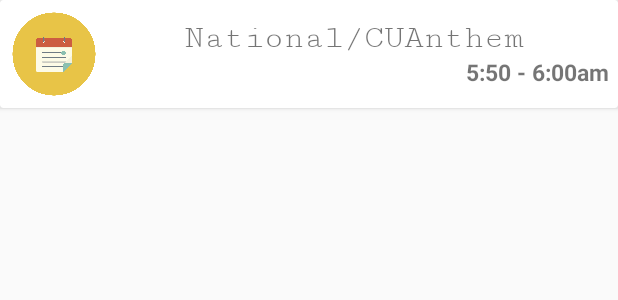
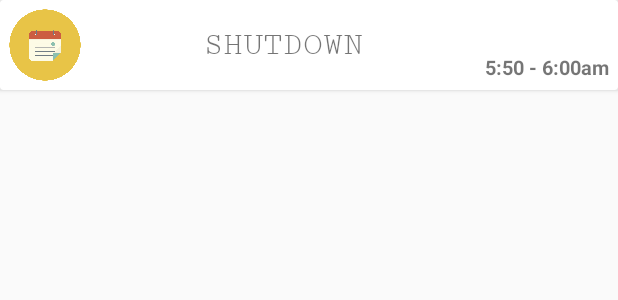
Before and after one commit to tobydigz/HebronRadio, an Android app: the layout card_schedule.xml on its own in the app's theme, with its tools: preview values and no code run, on a phone screen of 412 x 824 dp. Shown: the top 300 px of the screen. Run offline under Robolectric (Android 15) with nearby library versions, the phone set to English and light mode, and no system bars; network calls fail.

Commit message:
Done all tasks

```diff
--- a/app/src/main/java/com/digzdigital/hebronradio/fragment/viewpager/MyPagerAdapter.java
+++ b/app/src/main/java/com/digzdigital/hebronradio/fragment/viewpager/MyPagerAdapter.java
@@ -38,6 +38,7 @@ public class MyPagerAdapter extends FragmentStatePagerAdapter {
     public String getPageTitle(int position) {
         return(fragmentTitleList.get(position));
     }
+
     public void addFragment(Fragment fragment, String title) {
         fragmentList.add(fragment);
         fragmentTitleList.add(title);
--- a/app/src/main/res/layout/card_schedule.xml
+++ b/app/src/main/res/layout/card_schedule.xml
@@ -4,7 +4,7 @@
     xmlns:app="http://schemas.android.com/apk/res-auto"
     android:layout_width="match_parent"
     android:layout_height="wrap_content"
-    android:layout_marginBottom="1dp"
+    android:layout_marginBottom="2dp"
     android:orientation="vertical"
     app:contentPadding="6dp">
 
@@ -13,24 +13,21 @@
         android:layout_height="wrap_content">
 
         <ImageView
-            android:layout_width="60dp"
-            android:layout_height="60dp"
-            android:padding="2dp"
+            android:layout_width="48dp"
+            android:layout_height="48dp"
             android:src="@mipmap/schedule_item"/>
 
-        <LinearLayout
-            android:layout_width="match_parent"
-            android:layout_height="wrap_content"
-            android:layout_gravity="center_vertical"
-            android:orientation="vertical">
+
 
             <TextView
                 android:id="@+id/scheduleItemName"
-                android:layout_width="wrap_content"
+                android:layout_width="0dp"
+                android:layout_weight="1"
                 android:layout_height="wrap_content"
-                android:layout_gravity="center_horizontal"
+                android:layout_gravity="center_vertical"
+                android:gravity="center"
                 android:fontFamily="serif-monospace"
-                android:text="National/CUAnthem"
+                android:text="SHUTDOWN"
                 android:textSize="22sp"
                 />
 
@@ -38,11 +35,10 @@
                 android:id="@+id/scheduleItemTime"
                 android:layout_width="wrap_content"
                 android:layout_height="wrap_content"
-                android:layout_gravity="end"
+                android:layout_gravity="end|bottom"
                 android:text="5:50 - 6:00am"
-                android:textSize="15sp"
+                android:textSize="13sp"
                 android:textStyle="bold"
                 />
-        </LinearLayout>
     </LinearLayout>
 </android.support.v7.widget.CardView>
```
Also changed, not shown: app/src/main/java/com/digzdigital/hebronradio/MainActivity.java (+13 -1 lines), app/src/main/java/com/digzdigital/hebronradio/fragment/ScheduleDetails.java (+16 -4 lines), app/src/main/java/com/digzdigital/hebronradio/fragment/scheduleFragment.java (+13 -11 lines), app/src/main/res/layout/fragment_schedule.xml (+8 -0 lines).
